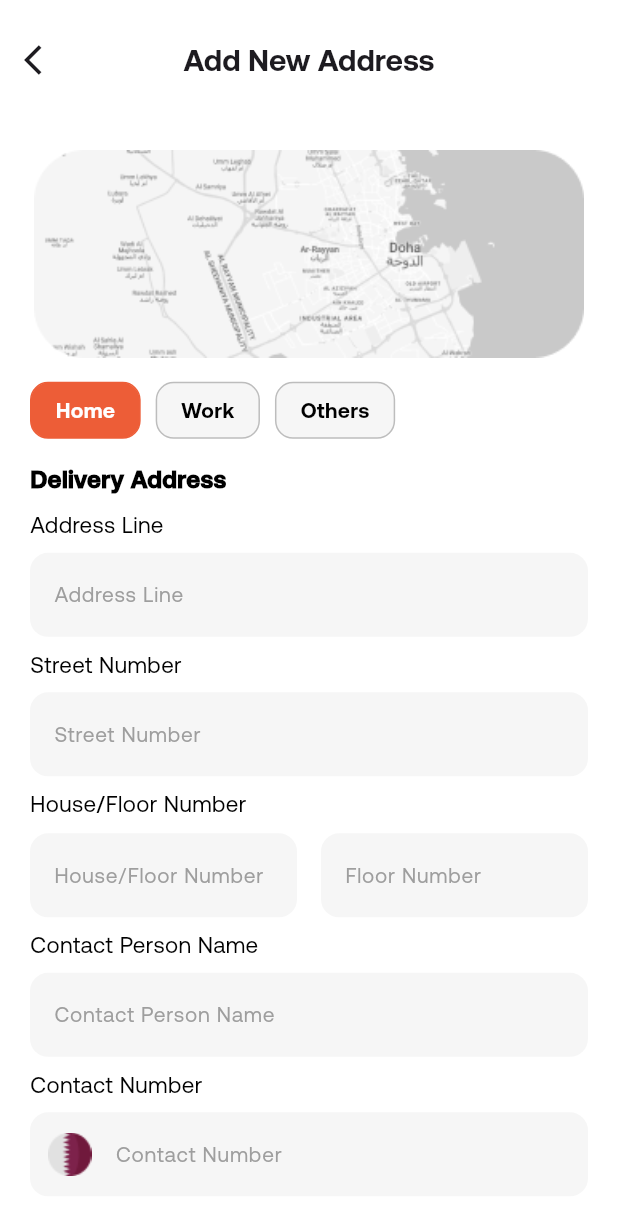
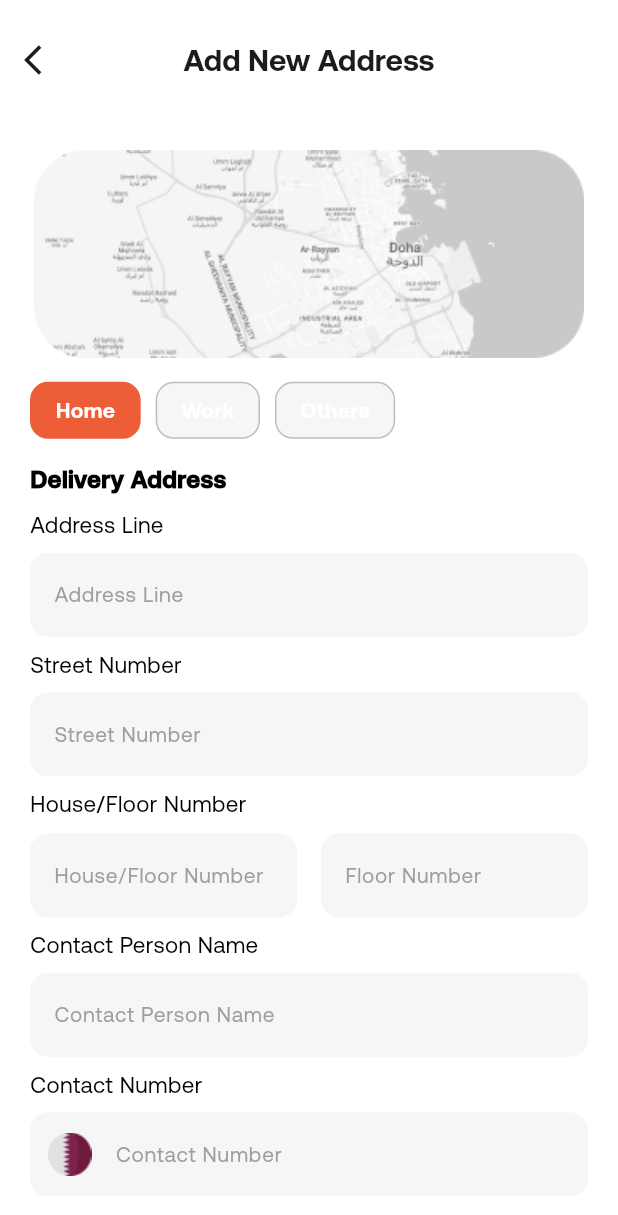
Before and after one commit to Afaf997/food_delivery_app, a Flutter app: the CheckoutScreen screen opened directly, after a tap on "Add new address", on a phone screen of 412 x 824 dp. Shown: the top 1215 px of the screen. Run offline on Flutter 3.47's test engine with Material 3 defaults, Android fonts, the phone set to English and light mode, and no system bars; our stand-ins replace carousel_slider, pin_code_text_field.

Commit message:
changes text

```diff
--- a/lib/functions/costom_container_widget.dart
+++ b/lib/functions/costom_container_widget.dart
@@ -14,7 +14,7 @@ class CustomContainerWidget extends StatelessWidget {
         color: kOrangeColor,
         borderRadius: BorderRadius.circular(15),
       ),
-      child:Center(child: ReusableText(text: "Add to cart",fontSize: 16,fontWeight: FontWeight.w600,color: kWhite,)),
+      child:const Center(child: ReusableText(text: "Add to cart",fontSize: 16,fontWeight: FontWeight.w600,color: kWhite,)),
     );
   }
 }
--- a/lib/functions/order_card.dart
+++ b/lib/functions/order_card.dart
@@ -124,7 +124,7 @@ class OrderCard extends StatelessWidget {
                           const SizedBox(width: 10),
                           GestureDetector(
                             onTap: () {
-                              // Handle tap event
+
                             },
                             child: Container(
                               decoration: BoxDecoration(
--- a/lib/functions/summery_row.dart
+++ b/lib/functions/summery_row.dart
@@ -1,4 +1,5 @@
   import 'package:flutter/material.dart';
+import 'package:food_delivery_app/utils/constant.dart';
 
   class SummaryRow extends StatelessWidget {
     final String label;
@@ -25,7 +26,7 @@
               style: TextStyle(
                 fontSize: isTotal ? 16 : 14,
                 fontWeight: isTotal ? FontWeight.bold : FontWeight.normal,
-                color: isDiscount ? Colors.red : Colors.black,
+                color: isDiscount ? kredcolor : kblack,
               ),
             ),
             Text(
@@ -33,7 +34,7 @@
               style: TextStyle(
                 fontSize: isTotal ? 16 : 14,
                 fontWeight: isTotal ? FontWeight.bold : FontWeight.normal,
-                color: isDiscount ? Colors.red : Colors.black,
+                color: isDiscount ? kredcolor : kblack,
               ),
             ),
           ],
--- a/lib/screens/address_screen.dart
+++ b/lib/screens/address_screen.dart
@@ -57,37 +57,37 @@ class _AddressFormState extends State<AddressForm> {
                     ),
                   ],
                 ),
-                SizedBox(height: 16),
+               const  SizedBox(height: 16),
                 Row(
                   children: <Widget>[
                     _buildContainer(label: 'Home', index: 0),
-                    SizedBox(width: 10),
+                   const  SizedBox(width: kCustomSizedBoxWidthE),
                     _buildContainer(label: 'Work', index: 1),
-                    SizedBox(width: 10),
+                   const  SizedBox(width: kCustomSizedBoxWidthE),
                     _buildContainer(label: 'Others', index: 2),
                   ],
                 ),
-                SizedBox(height: 16),
-                ReusableText(text: 'Delivery Address', fontSize: 16, fontWeight: FontWeight.w900),
-                SizedBox(height: 8),
-                ReusableText(text: 'Address Line',fontSize: 15,fontWeight: FontWeight.w500,),
-                SizedBox(height: 8),
+               const  SizedBox(height: 16),
+               const ReusableText(text: 'Delivery Address', fontSize: 16, fontWeight: FontWeight.w900),
+               const  SizedBox(height: kCustomSizedBoxHeightD),
+               const ReusableText(text: 'Address Line',fontSize: 15,fontWeight: FontWeight.w500,),
+               const  SizedBox(height: kCustomSizedBoxHeightD),
                 _buildTextFormField(
                   controller: addressController,
                   label: 'Address Line',
                   hint: 'Marina Twin Tower, Lusail',
                 ),
-                SizedBox(height: 8),
-                ReusableText(text: 'Street Number',fontSize: 15,fontWeight: FontWeight.w500,),
-                SizedBox(height: 8),
+               const  SizedBox(height: kCustomSizedBoxHeightD),
+               const ReusableText(text: 'Street Number',fontSize: 15,fontWeight: FontWeight.w500,),
+               const  SizedBox(height: kCustomSizedBoxHeightD),
                 _buildTextFormField(
                   controller: streetNumberController,
                   label: 'Street Number',
                   hint: 'Ex: 10th street',
                 ),
-                SizedBox(height: 8),
-                ReusableText(text: 'House/Floor Number',fontSize: 15,fontWeight: FontWeight.w500,),
-                SizedBox(height: 8),
+               const  SizedBox(height: kCustomSizedBoxHeightD),
+               const ReusableText(text: 'House/Floor Number',fontSize: 15,fontWeight: FontWeight.w500,),
+               const  SizedBox(height: kCustomSizedBoxHeightD),
                 Row(
                   children: <Widget>[
                     Expanded(
@@ -97,7 +97,7 @@ class _AddressFormState extends State<AddressForm> {
                         hint: 'Ex: 02',
                       ),
                     ),
-                    SizedBox(width: 16),
+                   const  SizedBox(width: 16),
                     Expanded(
                       child: _buildTextFormField(
                         controller: floorNumberController,
@@ -107,35 +107,35 @@ class _AddressFormState extends State<AddressForm> {
                     ),
                   ],
                 ),
-                SizedBox(height: 8),
-                ReusableText(text: 'Contact Person Name',fontSize: 15,fontWeight: FontWeight.w500,),
-                SizedBox(height: 8),
+               const  SizedBox(height: 8),
+               const ReusableText(text: 'Contact Person Name',fontSize: 15,fontWeight: FontWeight.w500,),
+               const  SizedBox(height: 8),
                 _buildTextFormField(
                   controller: contactNameController,
                   label: 'Contact Person Name',
                   hint: 'Muhammed Sheharin',
                 ),
-                SizedBox(height: 8),
-                ReusableText(text: 'Contact Number',fontSize: 15,fontWeight: FontWeight.w500,),
-                SizedBox(height: 8),
+               const  SizedBox(height: 8),
+               const ReusableText(text: 'Contact Number',fontSize: 15,fontWeight: FontWeight.w500,),
+               const  SizedBox(height: 8),
                 _buildTextFormField(
                   controller: contactNumberController,
                   label: 'Contact Number',
                   hint: '+974 321654',
                   prefixIcon: Padding(
-                    padding: EdgeInsets.all(12.0),
-                    child: Image.asset('assets/images/qatar_logo.png'), // Ensure this image exists in your assets folder
+                    padding:const EdgeInsets.all(12.0),
+                    child: Image.asset('assets/images/qatar_logo.png'),
                   ),
                 ),
-                SizedBox(height: 10),
-                ReusableText(text: 'Alternative Phone Number (Optional)',fontSize: 15,fontWeight: FontWeight.w500,),
-                SizedBox(height: 8),
+               const  SizedBox(height: 10),
+               const ReusableText(text: 'Alternative Phone Number (Optional)',fontSize: 15,fontWeight: FontWeight.w500,),
+               const  SizedBox(height: 8),
                 _buildTextFormField(
                   controller: altContactNumberController,
                   label: 'Alternative Phone Number (Optional)',
                   hint: '',
                 ),
-                SizedBox(height: 16),
+               const  SizedBox(height: 16),
                 Center(
                   child: ReusableButton(
                     navigationTarget: LoginScreen(),
@@ -168,7 +168,7 @@ class _AddressFormState extends State<AddressForm> {
         child: Text(
           label,
           style: TextStyle(
-            color: _selectedContainerIndex == index ? Colors.white : Colors.black,
+            color: _selectedContainerIndex == index ? kWhite :kWhite,
             fontSize: 14,
             fontWeight: FontWeight.w600
           ),
@@ -187,9 +187,9 @@ class _AddressFormState extends State<AddressForm> {
       controller: controller,
       decoration: InputDecoration(
         labelText: label,
-        hintStyle: TextStyle(fontSize: 14),
+        hintStyle:const TextStyle(fontSize: 14),
         hintText: hint,
-        labelStyle: TextStyle(color: Colors.grey,fontSize: 14),
+        labelStyle:const TextStyle(color: Colors.grey,fontSize: 14),
         fillColor:kColorgrey,
         filled: true,
         prefixIcon: prefixIcon,
--- a/lib/screens/best_selling.dart
+++ b/lib/screens/best_selling.dart
@@ -12,7 +12,7 @@ class BestSelling extends StatelessWidget {
       appBar: AppBar(
         backgroundColor: kWhite,
         toolbarHeight: 80,
-        title: ReusableText(
+        title:const ReusableText(
           text: 'Best selling',
           fontWeight: FontWeight.w900,
           fontSize: 20,
--- a/lib/screens/checkout.dart
+++ b/lib/screens/checkout.dart
@@ -2,8 +2,8 @@ import 'package:flutter/material.dart';
 import 'package:food_delivery_app/functions/order_confirmation.dart';
 import 'package:food_delivery_app/screens/address_screen.dart';
 import 'package:food_delivery_app/utils/constant.dart';
+import 'package:food_delivery_app/widget/build_category.dart';
 import 'package:food_delivery_app/widget/custom_appbar.dart';
-import 'package:food_delivery_app/widget/reusable_text.dart';
 
 class CheckoutScreen extends StatelessWidget {
   const CheckoutScreen({Key? key}) : super(key: key);
@@ -33,9 +33,9 @@ class CheckoutScreen extends StatelessWidget {
               child: ListView(
                 scrollDirection: Axis.horizontal,
                 children: [
-                  buildCategoryItem(
+                  buildCategoryItems(
                       'Marina Twin Tower, Lusail', kOrangeColor, Icons.location_on, true),
-                  buildCategoryItem(
+                  buildCategoryItems(
                       'Marina Twin Tower, Lusail', kblack, Icons.location_on, false),
                   // Add more address tiles as needed
                 ],
@@ -183,32 +183,32 @@ class CheckoutScreen extends StatelessWidget {
     );
   }
 
-  Widget buildCategoryItem(
-      String categoryName, Color color, IconData icon, bool isSelected,
-      {double width = 210}) {
-    return Container(
-      width: width,
-      margin: EdgeInsets.only(right: 8),
-      decoration: BoxDecoration(
-        color: kColorgrey,
-        border: Border.all(color: isSelected ? kOrangeColor : klgreyColor),
-        borderRadius: BorderRadius.circular(12),
-      ),
-      child: Row(
-        children: [
-          Icon(
-            icon,
-            color: isSelected ? kOrangeColor : Colors.grey,
-          ),
-          const SizedBox(width: 8),
-          Expanded(
-            child: Text(
-              categoryName,
-              overflow: TextOverflow.ellipsis,
-            ),
-          ),
-        ],
-      ),
-    );
-  }
+  // Widget buildCategoryItem(
+  //     String categoryName, Color color, IconData icon, bool isSelected,
+  //     {double width = 210}) {
+  //   return Container(
+  //     width: width,
+  //     margin: EdgeInsets.only(right: 8),
+  //     decoration: BoxDecoration(
+  //       color: kColorgrey,
+  //       border: Border.all(color: isSelected ? kOrangeColor : klgreyColor),
+  //       borderRadius: BorderRadius.circular(12),
+  //     ),
+  //     child: Row(
+  //       children: [
+  //         Icon(
+  //           icon,
+  //           color: isSelected ? kOrangeColor : Colors.grey,
+  //         ),
+  //         const SizedBox(width: 8),
+  //         Expanded(
+  //           child: Text(
+  //             categoryName,
+  //             overflow: TextOverflow.ellipsis,
+  //           ),
+  //         ),
+  //       ],
+  //     ),
+  //   );
+  // }
 }
--- a/lib/screens/language_screen.dart
+++ b/lib/screens/language_screen.dart
@@ -24,7 +24,6 @@ class _LanguageScreenState extends State<LanguageScreen> {
         MaterialPageRoute(builder: (context) => WelcomeScreen()),
       );
     }
-    // Add logic for Arabic if needed
   }
 
   @override
--- /dev/null
+++ b/lib/widget/build_category.dart
@@ -0,0 +1,32 @@
+
+import 'package:flutter/material.dart';
+import 'package:food_delivery_app/utils/constant.dart';
+
+Widget buildCategoryItems(
+      String categoryName, Color color, IconData icon, bool isSelected,
+      {double width = 210}) {
+    return Container(
+      width: width,
+      margin: EdgeInsets.only(right: 8),
+      decoration: BoxDecoration(
+        color: kColorgrey,
+        border: Border.all(color: isSelected ? kOrangeColor : klgreyColor),
+        borderRadius: BorderRadius.circular(12),
+      ),
+      child: Row(
+        children: [
+          Icon(
+            icon,
+            color: isSelected ? kOrangeColor : Colors.grey,
+          ),
+          const SizedBox(width: 8),
+          Expanded(
+            child: Text(
+              categoryName,
+              overflow: TextOverflow.ellipsis,
+            ),
+          ),
+        ],
+      ),
+    );
+  }
--- a/lib/widget/reusable_button.dart
+++ b/lib/widget/reusable_button.dart
@@ -22,9 +22,8 @@ class ReusableButton extends StatelessWidget {
     final double screenWidth = MediaQuery.of(context).size.width;
     final double screenHeight = MediaQuery.of(context).size.height;
 
-    // Adjust button height and padding based on screen size
-    final double buttonHeight = screenHeight * 0.07;  // Example: 7% of screen height
-    final double buttonPadding = screenHeight * 0.02; // Example: 2% of screen height
+    final double buttonHeight = screenHeight * 0.07;  //  7% of screen height
+    final double buttonPadding = screenHeight * 0.02;
     final double adjustedFontSize = screenWidth * 0.04;
 
     return SizedBox(
--- a/lib/widget/single_container.dart
+++ b/lib/widget/single_container.dart
@@ -113,7 +113,7 @@ Widget buildItem(MenuItem menuItem) {
                       text: menuItem.description,
                       fontSize: 8,
                     ),
-                    Expanded(child: Container()), // Empty expanded widget to push the qrCode text to the end
+                    Expanded(child: Container()),
                     ReusableText(
                       text: menuItem.qrCode,
                       fontSize: 16,
```
Also changed, not shown: lib/functions/delivery_option_button.dart (+3 -4 lines), lib/functions/order_confirmation.dart (+15 -16 lines), lib/functions/top_container.dart (+4 -4 lines), lib/screens/cart_items.dart (added, +136 -0 lines), lib/screens/cart_screen.dart (+1 -134 lines).
